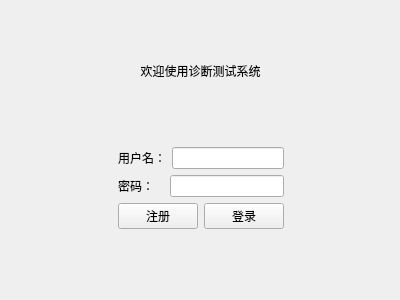
Old version of the form loginview.ui in the repository zhuguotiao/Lab3.
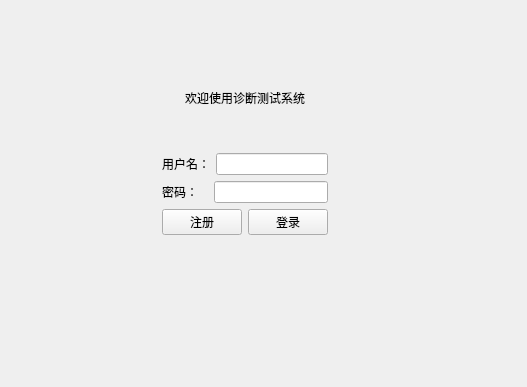
New version of the form.

Patch:
```diff
--- a/loginview.ui
+++ b/loginview.ui
@@ -6,20 +6,20 @@
    <rect>
     <x>0</x>
     <y>0</y>
-    <width>400</width>
-    <height>300</height>
+    <width>527</width>
+    <height>387</height>
    </rect>
   </property>
   <property name="windowTitle">
    <string>登录</string>
   </property>
-  <widget class="QWidget" name="">
+  <widget class="QWidget" name="layoutWidget">
    <property name="geometry">
     <rect>
-     <x>0</x>
-     <y>0</y>
-     <width>401</width>
-     <height>291</height>
+     <x>120</x>
+     <y>50</y>
+     <width>250</width>
+     <height>224</height>
     </rect>
    </property>
    <layout class="QVBoxLayout" name="verticalLayout_2">
```
